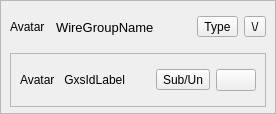
Old version of the form retroshare-gui/src/gui/TheWire/WireGroupItem.ui in the repository RetroShare/RetroShare.
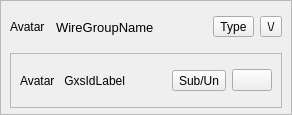
New version of the form. Icons and pictures are not drawn. Custom widgets are drawn as their Qt base class.

Diff of the .ui file:
```diff
--- a/retroshare-gui/src/gui/TheWire/WireGroupItem.ui
+++ b/retroshare-gui/src/gui/TheWire/WireGroupItem.ui
@@ -6,8 +6,8 @@
    <rect>
     <x>0</x>
     <y>0</y>
-    <width>276</width>
-    <height>114</height>
+    <width>292</width>
+    <height>115</height>
    </rect>
   </property>
   <property name="windowTitle">
```
